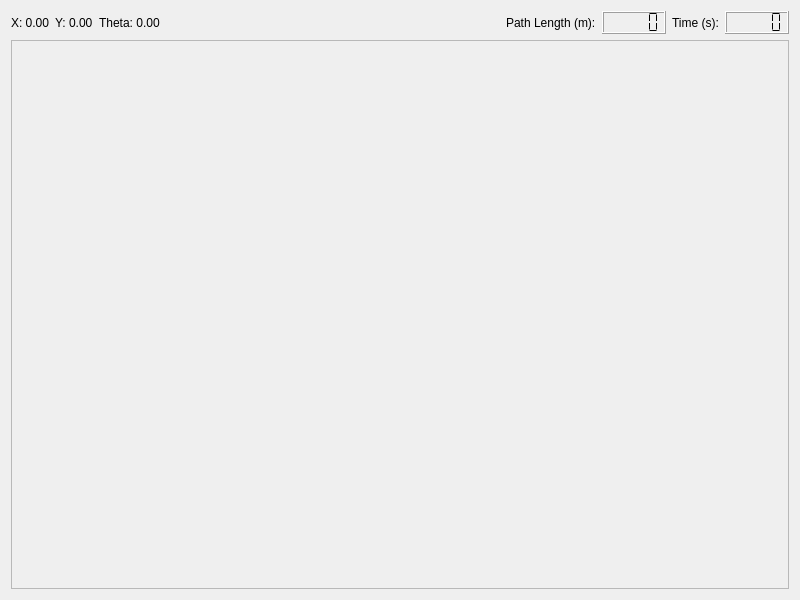
First picture: the form in mission_planner/src/mainUI.ui, repository SandraMaldonado10/RobAvanzadaG3, before the edit.
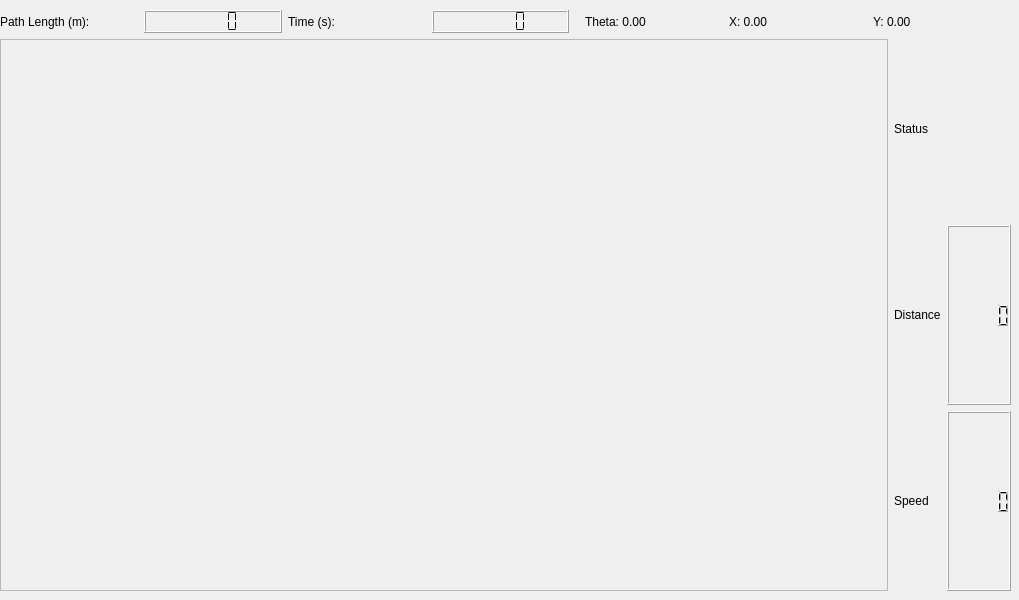
Second picture: the form after the edit.

Commit message: Nueva interfaz con la informacion del seguimiento del path

Diff of the .ui file:
```diff
--- a/mission_planner/src/mainUI.ui
+++ b/mission_planner/src/mainUI.ui
@@ -6,48 +6,50 @@
    <rect>
     <x>0</x>
     <y>0</y>
-    <width>800</width>
+    <width>1019</width>
     <height>600</height>
    </rect>
   </property>
   <property name="windowTitle">
    <string>mission_planner</string>
   </property>
-  <layout class="QVBoxLayout" name="verticalLayout_2">
-   <item>
+  <widget class="QWidget" name="verticalLayoutWidget_2">
+   <property name="geometry">
+    <rect>
+     <x>0</x>
+     <y>10</y>
+     <width>1011</width>
+     <height>581</height>
+    </rect>
+   </property>
     <layout class="QVBoxLayout" name="verticalLayout">
      <item>
-      <layout class="QHBoxLayout" name="horizontalLayout">
-       <property name="sizeConstraint">
-        <enum>QLayout::SetMinimumSize</enum>
-       </property>
+     <layout class="QHBoxLayout" name="horizontalLayout_3">
        <item>
-        <widget class="QLabel" name="labelX">
+       <widget class="QLabel" name="labelLength">
          <property name="text">
-          <string>X: 0.00</string>
-         </property>
-         <property name="minimumWidth">
-          <number>150</number>
-         </property>
+         <string>Path Length (m):</string>
+        </property>
         </widget>
        </item>
        <item>
-        <widget class="QLabel" name="labelY">
-         <property name="text">
-          <string>Y: 0.00</string>
-         </property>
-         <property name="minimumWidth">
-          <number>150</number>
-         </property>
+       <widget class="QLCDNumber" name="lcdNumber_length">
+        <property name="segmentStyle">
+         <enum>QLCDNumber::Flat</enum>
+        </property>
         </widget>
        </item>
        <item>
-        <widget class="QLabel" name="labelTheta">
+       <widget class="QLabel" name="labelElapsed">
          <property name="text">
-          <string>Theta: 0.00</string>
-         </property>
-         <property name="minimumWidth">
-          <number>150</number>
+         <string>Time (s):</string>
+        </property>
+       </widget>
+      </item>
+      <item>
+       <widget class="QLCDNumber" name="lcdNumber_elapsed">
+        <property name="segmentStyle">
+         <enum>QLCDNumber::Flat</enum>
          </property>
         </widget>
        </item>
@@ -56,60 +58,46 @@
          <property name="orientation">
           <enum>Qt::Horizontal</enum>
          </property>
+        <property name="sizeType">
+         <enum>QSizePolicy::Minimum</enum>
+        </property>
          <property name="sizeHint" stdset="0">
           <size>
-           <width>40</width>
+          <width>10</width>
            <height>20</height>
           </size>
          </property>
         </spacer>
        </item>
        <item>
-        <widget class="QLabel" name="labelLength">
+       <widget class="QLabel" name="labelTheta">
          <property name="text">
-          <string>Path Length (m):</string>
-         </property>
-         <property name="minimumWidth">
-          <number>120</number>
-         </property>
+         <string>Theta: 0.00</string>
+        </property>
         </widget>
        </item>
        <item>
-        <widget class="QLCDNumber" name="lcdNumber_length">
-         <property name="maximumWidth">
-          <number>100</number>
-         </property>
-         <property name="segmentStyle">
-          <enum>QLCDNumber::Flat</enum>
-         </property>
-        </widget>
-       </item>
-       <item>
-        <widget class="QLabel" name="labelElapsed">
+       <widget class="QLabel" name="labelX">
          <property name="text">
-          <string>Time (s):</string>
-         </property>
-         <property name="minimumWidth">
-          <number>80</number>
-         </property>
+         <string>X: 0.00</string>
+        </property>
         </widget>
        </item>
        <item>
-        <widget class="QLCDNumber" name="lcdNumber_elapsed">
-         <property name="maximumWidth">
-          <number>100</number>
-         </property>
-         <property name="segmentStyle">
-          <enum>QLCDNumber::Flat</enum>
+       <widget class="QLabel" name="labelY">
+        <property name="text">
+         <string>Y: 0.00</string>
          </property>
         </widget>
        </item>
       </layout>
      </item>
+    <item>
+     <layout class="QHBoxLayout" name="horizontalLayout_2">
      <item>
       <widget class="QFrame" name="frame">
        <property name="sizePolicy">
-        <sizepolicy hsizetype="Preferred" vsizetype="Expanding">
+         <sizepolicy hsizetype="Expanding" vsizetype="Expanding">
          <horstretch>0</horstretch>
          <verstretch>0</verstretch>
         </sizepolicy>
@@ -122,9 +110,53 @@
        </property>
       </widget>
      </item>
-    </layout>
-   </item>
-  </layout>
+      <item>
+       <layout class="QVBoxLayout" name="infoLayout">
+        <item>
+         <layout class="QHBoxLayout" name="statusLayout">
+          <item>
+           <widget class="QLabel" name="statusLabel">
+            <property name="text">
+             <string>Status</string>
+            </property>
+           </widget>
+          </item>
+         </layout>
+        </item>
+        <item>
+         <layout class="QHBoxLayout" name="horizontalLayout">
+          <item>
+           <widget class="QLabel" name="distLabel">
+            <property name="text">
+             <string>Distance</string>
+            </property>
+           </widget>
+          </item>
+          <item>
+           <widget class="QLCDNumber" name="lcdNumber_Dist"/>
+          </item>
+         </layout>
+        </item>
+        <item>
+         <layout class="QHBoxLayout" name="speedLayout">
+          <item>
+           <widget class="QLabel" name="speedLabel">
+            <property name="text">
+             <string>Speed</string>
+            </property>
+           </widget>
+          </item>
+          <item>
+           <widget class="QLCDNumber" name="lcdNumber_Speed"/>
+          </item>
+         </layout>
+        </item>
+       </layout>
+      </item>
+     </layout>
+    </item>
+   </layout>
+  </widget>
  </widget>
  <resources/>
  <connections/>
```
Lines whose indentation alone changed are shown as unchanged. The commit also changes 9 other files.
